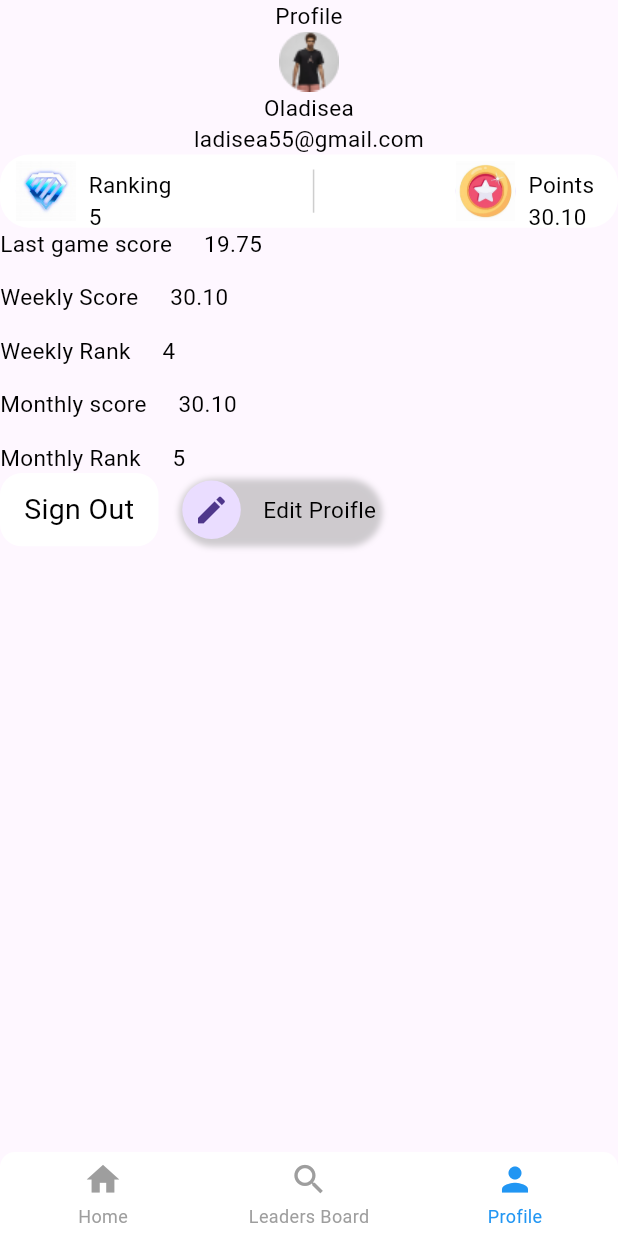
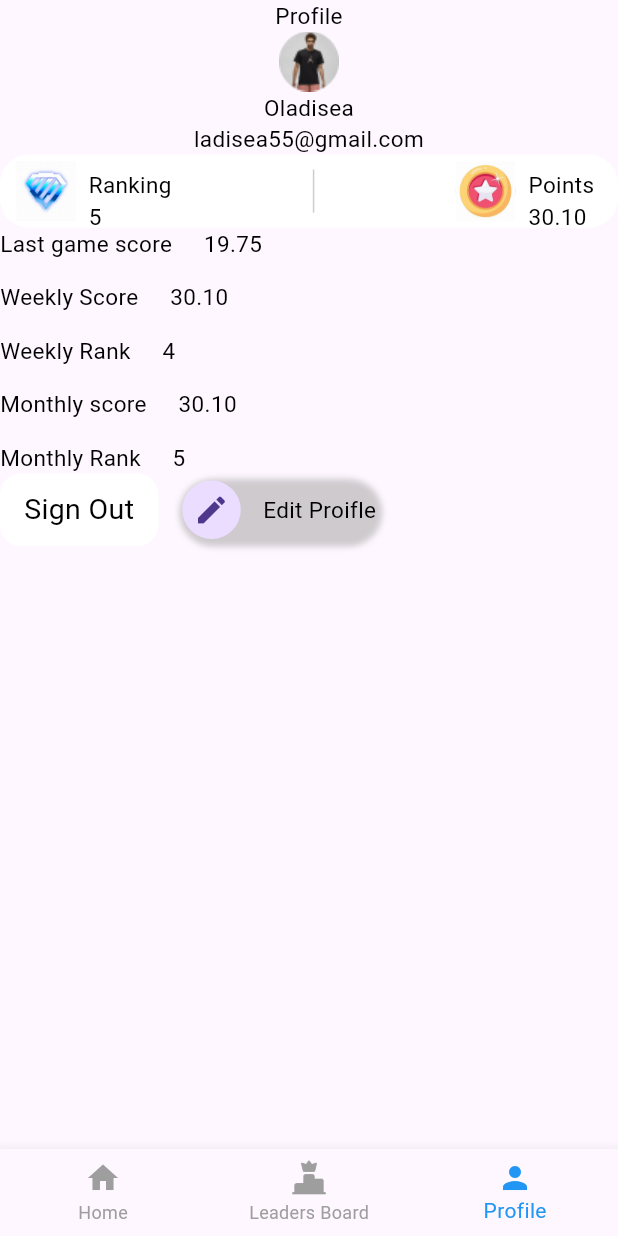
Before and after one commit to OLADISEA/trivia, a Flutter app: the NavBarPage screen opened directly, item 3 of the bottom bar chosen, on a phone screen of 412 x 824 dp. Run offline on Flutter 3.47's test engine with Material 3 defaults, Android fonts, the light colour scheme and no system bars; drawn by our look-alikes of persistent_bottom_nav_bar; our stand-ins replace cloud_firestore, equatable, firebase_auth, firebase_core, flutter_bloc, flutter_screenutil and 1 more; accounts and stored records are empty; generated files the repository leaves out were written again; statements that could not run were skipped.

Commit message:
Made changes to the nav bar page using bottom nav bar instead of persistent bottom nav bar package

```diff
--- a/lib/features/nav_bar/nav_bar_page.dart
+++ b/lib/features/nav_bar/nav_bar_page.dart
@@ -1,78 +1,58 @@
 import 'package:flutter/material.dart';
-import 'package:persistent_bottom_nav_bar/persistent_tab_view.dart';
+import 'package:flutter_screenutil/flutter_screenutil.dart';
 import 'package:trivia/features/home/presentation/pages/home_page.dart';
 import 'package:trivia/features/home/presentation/pages/profile_page.dart';
 import 'package:trivia/features/ranking/presentation/ranking_page.dart';
 
-class NavBarPage extends StatelessWidget {
+class NavBarPage extends StatefulWidget {
   NavBarPage({Key? key}) : super(key: key);
 
-  //late bool _hideNavBar;
-  final PersistentTabController _controller = PersistentTabController(initialIndex: 0);
+  @override
+  _NavBarPageState createState() => _NavBarPageState();
+}
 
-  // @override
-  List<Widget> _buildScreens() {
-    return [
-      const HomePage(),
-      //Center(child: Text('Home Screen')),
-      RankingPage(),
-      ProfilePage()
-    ];
-  }
+class _NavBarPageState extends State<NavBarPage> {
+  int _selectedIndex = 0;
 
-  List<PersistentBottomNavBarItem> _navBarsItems() {
-    return [
-      PersistentBottomNavBarItem(
-        icon: Icon(Icons.home),
-        title: ("Home"),
-        activeColorPrimary: Colors.blue,
-        inactiveColorPrimary: Colors.grey,
-      ),
-      PersistentBottomNavBarItem(
-        icon: Icon(Icons.search),
-        title: ("Leaders Board"),
-        activeColorPrimary: Colors.blue,
-        inactiveColorPrimary: Colors.grey,
-      ),
-      PersistentBottomNavBarItem(
-        icon: Icon(Icons.person),
-        title: ("Profile"),
-        activeColorPrimary: Colors.blue,
-        inactiveColorPrimary: Colors.grey,
-      ),
-    ];
+  static List<Widget> _pages = <Widget>[
+    HomePage(),
+    RankingPage(),
+    ProfilePage(),
+  ];
+
+  void _onItemTapped(int index) {
+    setState(() {
+      _selectedIndex = index;
+    });
   }
 
   @override
   Widget build(BuildContext context) {
     return Scaffold(
-      body: PersistentTabView(
-        context,
-        controller: _controller,
-        screens: _buildScreens(),
-        items: _navBarsItems(),
-        confineInSafeArea: true,
-        backgroundColor: Colors.white, // Default is Colors.white.
-        handleAndroidBackButtonPress: true, // Default is true.
-        resizeToAvoidBottomInset: true, // This needs to be true if you want to move up the screen when keyboard appears.
-        stateManagement: true, // Default is true.
-        hideNavigationBarWhenKeyboardShows: true, // Recommended to set 'true' to hide bottom nav bar when keyboard appears.
-        decoration: NavBarDecoration(
-          borderRadius: BorderRadius.circular(10.0),
-          colorBehindNavBar: Colors.white,
-        ),
-        popAllScreensOnTapOfSelectedTab: true,
-        popActionScreens: PopActionScreensType.all,
-        itemAnimationProperties: ItemAnimationProperties(
-          duration: Duration(milliseconds: 200),
-          curve: Curves.ease,
-        ),
-        screenTransitionAnimation: ScreenTransitionAnimation(
-          animateTabTransition: true,
-          curve: Curves.ease,
-          duration: Duration(milliseconds: 200),
-        ),
-        navBarStyle: NavBarStyle.style6, // Choose the nav bar style with this property.
+      body: _pages.elementAt(_selectedIndex),
+      bottomNavigationBar: BottomNavigationBar(
+        items: const <BottomNavigationBarItem>[
+          BottomNavigationBarItem(
+            icon: Icon(Icons.home),
+            label: 'Home',
+          ),
+          BottomNavigationBarItem(
+            icon: ImageIcon(
+              AssetImage("assets/icons/leaderboard.png"),
+              //size: 30.sp, // Adjust the size here
+            ),
+            backgroundColor: Colors.transparent,
+            label: 'Leaders Board',
+          ),
+          BottomNavigationBarItem(
+            icon: Icon(Icons.person),
+            label: 'Profile',
+          ),
+        ],
+        currentIndex: _selectedIndex,
+        selectedItemColor: Colors.blue,
+        unselectedItemColor: Colors.grey,
+        onTap: _onItemTapped,
       ),
     );
   }
```
